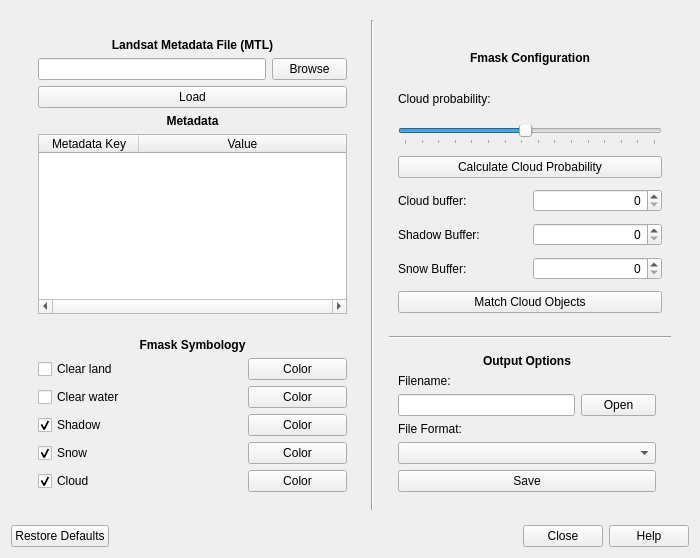
Above: ui/ui_config_fmask.ui from ceholden/config_fmask before the change. Below: the same form after it.
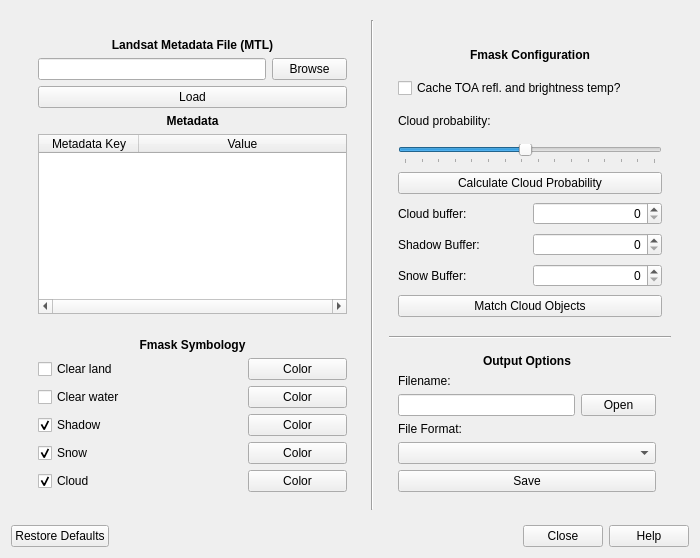
That is the form after the change.

Commit message:
Added ability to cache TOA/BT retrieval for plcloud
plcloud normally runs 'nd2toarbt' which reads in from TIF DN images the
Landsat data, converts it, and then proceeds. If we're running many
iterations of plcloud, then this is unnecessary (and expensive - ~30s for
nd2toarbt vs ~10s for rest of plcloud). Disabled by default, this checkbox
option will allow memory storage of the top of atmosphere reflectance and
brightness temperature (disabled by default for memory concerns)

Patch:
```diff
--- a/ui/ui_config_fmask.ui
+++ b/ui/ui_config_fmask.ui
@@ -510,6 +510,13 @@
               </property>
              </widget>
             </item>
+            <item row="1" column="0" colspan="2">
+             <widget class="QCheckBox" name="cbox_cache_toa_bt">
+              <property name="text">
+               <string>Cache TOA refl. and brightness temp?</string>
+              </property>
+             </widget>
+            </item>
            </layout>
           </widget>
          </item>
```
Left out of the diff: 26 changed lines with no effect on the pictures. The commit also changes 3 other files.
